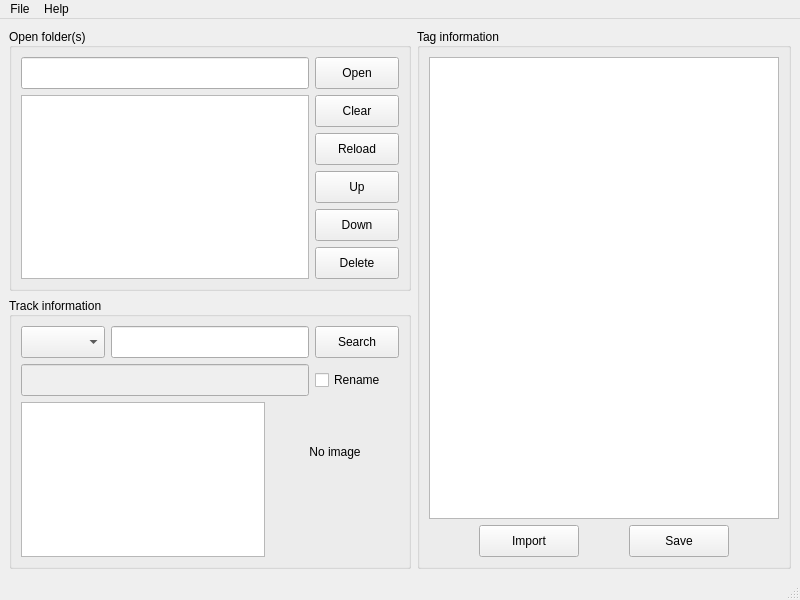
Qt form ui/MainWindow.ui (weilinfox/haku-thtagger) before a commit.
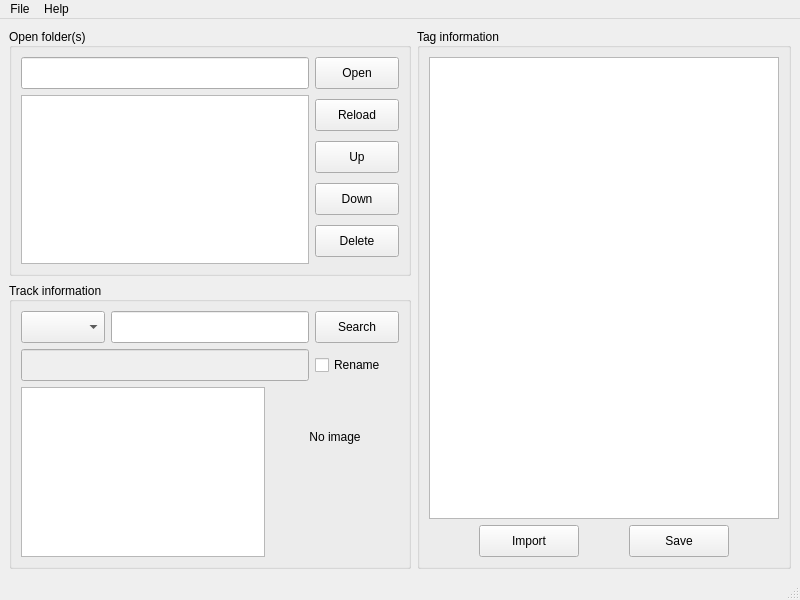
The same form after that commit.

What changed in the file:
```diff
--- a/ui/MainWindow.ui
+++ b/ui/MainWindow.ui
@@ -343,19 +343,6 @@
          </item>
          <item>
           <layout class="QVBoxLayout" name="verticalLayout_3">
-           <item>
-            <widget class="QPushButton" name="fileClearButton">
-             <property name="minimumSize">
-              <size>
-               <width>84</width>
-               <height>32</height>
-              </size>
-             </property>
-             <property name="text">
-              <string>Clear</string>
-             </property>
-            </widget>
-           </item>
            <item>
             <widget class="QPushButton" name="fileReloadButton">
              <property name="minimumSize">
```
